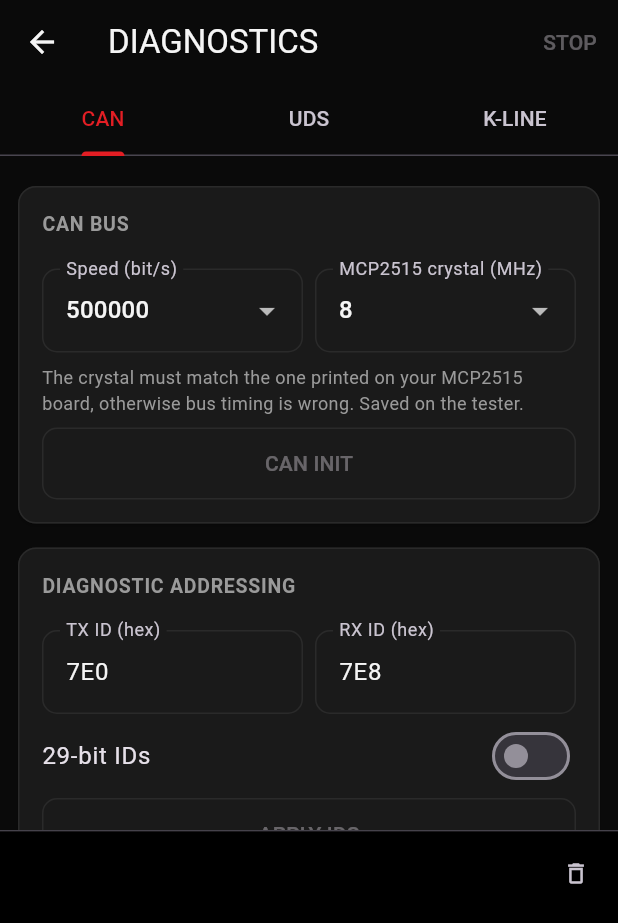
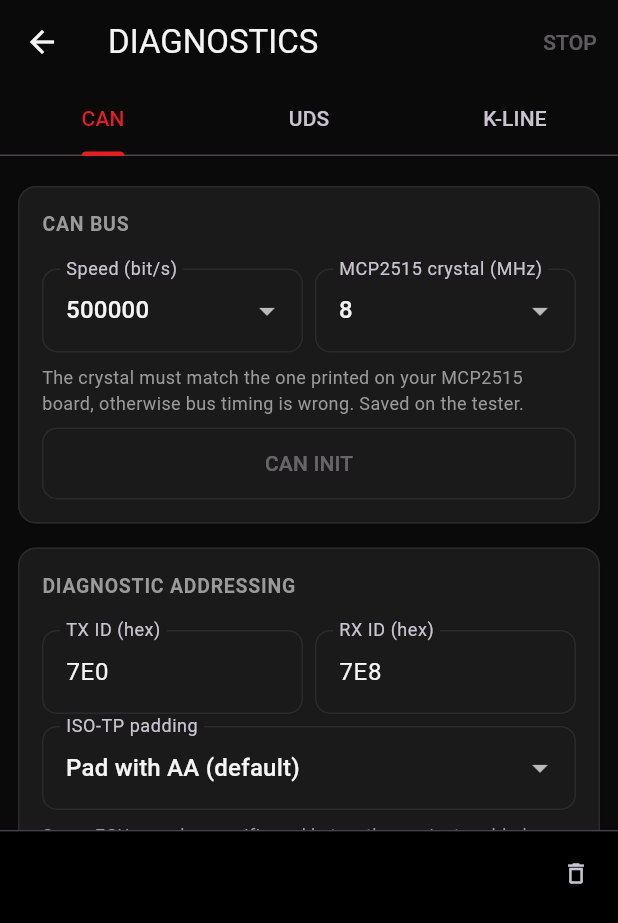
Before and after one commit to kalivoid2047/TIFF_TESTER_PRO_SD, a Flutter app: the screen it shows after launch, scrolled down 576 dp, after a tap on "OPEN DIAGNOSTICS", on a phone screen of 412 x 824 dp. Shown: the top 923 px of the screen. Run offline on Flutter 3.47's test engine with Material 3 defaults, Android fonts, the phone set to English and light mode, and no system bars; our stand-ins replace flutter_blue_plus, pdf, permission_handler, printing, shared_preferences; missing offline and left inert: flutter_bluetooth_classic_serial.

Commit message:
Fix ESP32 compile; configurable ISO-TP padding, unverified-address warnings, V2 handling
Fix: declare klineError/isotpPadByte/isotpPadding extern in diag_engine.ino
(Arduino tab order broke the previous push's ESP32 build).
Padding: per-module can_pad_byte/can_padding, CAN_CONFIG 4th arg, app UI.
Addressing: no unverified IDs in the example profile; warn when defaults
are used. INI parser now ignores comment lines and matches at line start.
V2: app disables diagnostics/aux relays/polarity and shows n/a for fields
the V2 firmware does not report.

Co-Authored-By: Claude Sonnet 5.5 <noreply@anthropic.com>

```diff
--- a/Mobile_App/lib/models/module_profile.dart
+++ b/Mobile_App/lib/models/module_profile.dart
@@ -19,6 +19,11 @@ class ModuleProfile {
   /// True if the module uses 29-bit CAN IDs. Written to the SD profile's
   /// `can_extended=`; the firmware defaults to 11-bit.
   final bool canExtended;
+
+  /// ISO-TP padding: empty = firmware default (pad with AA), a hex byte
+  /// (e.g. `00`, `55`), or `none` to send short frames. ECUs differ; written
+  /// to the SD profile's `can_pad_byte=` / `can_padding=`.
+  final String canPadding;
 
   /// K-Line ECU/tester addresses as hex (e.g. `33`, `F1`).
   final String klineTarget;
@@ -55,6 +60,7 @@ class ModuleProfile {
     this.canRxId = '',
     this.klineBaud = '',
     this.canExtended = false,
+    this.canPadding = '',
     this.klineTarget = '',
     this.klineSource = '',
     this.minVoltage = '',
@@ -84,6 +90,7 @@ class ModuleProfile {
     String? canRxId,
     String? klineBaud,
     bool? canExtended,
+    String? canPadding,
     String? klineTarget,
     String? klineSource,
     String? minVoltage,
@@ -114,6 +121,7 @@ class ModuleProfile {
         canRxId: canRxId ?? this.canRxId,
         klineBaud: klineBaud ?? this.klineBaud,
         canExtended: canExtended ?? this.canExtended,
+        canPadding: canPadding ?? this.canPadding,
         klineTarget: klineTarget ?? this.klineTarget,
         klineSource: klineSource ?? this.klineSource,
         minVoltage: minVoltage ?? this.minVoltage,
@@ -153,6 +161,7 @@ class ModuleProfile {
         'canRxId': canRxId,
         'klineBaud': klineBaud,
         'canExtended': canExtended,
+        'canPadding': canPadding,
         'klineTarget': klineTarget,
         'klineSource': klineSource,
         'minVoltage': minVoltage,
@@ -183,6 +192,7 @@ class ModuleProfile {
         canRxId: json['canRxId'] as String? ?? '',
         klineBaud: json['klineBaud'] as String? ?? '',
         canExtended: json['canExtended'] as bool? ?? false,
+        canPadding: json['canPadding'] as String? ?? '',
         klineTarget: json['klineTarget'] as String? ?? '',
         klineSource: json['klineSource'] as String? ?? '',
         minVoltage: json['minVoltage'] as String? ?? '',
--- a/Mobile_App/lib/screens/diagnostics_screen.dart
+++ b/Mobile_App/lib/screens/diagnostics_screen.dart
@@ -27,6 +27,7 @@ class _DiagnosticsScreenState extends State<DiagnosticsScreen> {
   final _canTx = TextEditingController(text: '7E0');
   final _canRx = TextEditingController(text: '7E8');
   bool _canExt = false;
+  String _canPad = 'AA'; // hex byte, or NONE for no padding
   bool _canMonitor = false;
   final _rawCanId = TextEditingController(text: '7E0');
   final _rawCanData = TextEditingController();
@@ -73,6 +74,12 @@ class _DiagnosticsScreenState extends State<DiagnosticsScreen> {
     }
     if (m.canRxId.isNotEmpty) _canRx.text = m.canRxId;
     _canExt = m.canExtended;
+    final pad = m.canPadding.trim().toUpperCase();
+    if (pad == 'NONE' || pad == '0') {
+      _canPad = 'NONE';
+    } else if (RegExp(r'^[0-9A-F]{1,2}$').hasMatch(pad)) {
+      _canPad = pad.padLeft(2, '0');
+    }
     final kb = int.tryParse(m.klineBaud);
     if (kb == 9600 || kb == 10400) _kBaud = kb!;
     if (m.klineTarget.isNotEmpty) _kTarget.text = m.klineTarget;
@@ -141,7 +148,9 @@ class _DiagnosticsScreenState extends State<DiagnosticsScreen> {
   @override
   Widget build(BuildContext context) {
     final app = context.watch<AppState>();
-    final connected = app.isConnected;
+    final classic = app.isClassic;
+    // The V2 Bluetooth Classic firmware has no diagnostics engine.
+    final connected = app.isConnected && !classic;
 
     return DefaultTabController(
       length: 3,
@@ -167,6 +176,18 @@ class _DiagnosticsScreenState extends State<DiagnosticsScreen> {
         ),
         body: Column(
           children: [
+            if (classic)
+              Container(
+                width: double.infinity,
+                color: AppColors.warning.withValues(alpha: 0.15),
+                padding: const EdgeInsets.all(12),
+                child: const Text(
+                  'Diagnostics need the BLE firmware (TiffTester). The '
+                  'connected V2 Bluetooth Classic board has no diagnostics '
+                  'engine, so these controls are disabled.',
+                  style: TextStyle(color: AppColors.warning, fontSize: 12),
+                ),
+              ),
             Expanded(
               flex: 5,
               child: TabBarView(children: [
@@ -292,6 +313,23 @@ class _DiagnosticsScreenState extends State<DiagnosticsScreen> {
           title: 'Diagnostic addressing',
           child: Column(crossAxisAlignment: CrossAxisAlignment.stretch, children: [
             _row([_field(_canTx, 'TX ID (hex)'), _field(_canRx, 'RX ID (hex)')]),
+            const SizedBox(height: 8),
+            DropdownButtonFormField<String>(
+              initialValue: ['AA', '00', '55', 'CC', 'NONE'].contains(_canPad)
+                  ? _canPad
+                  : 'AA',
+              decoration: const InputDecoration(labelText: 'ISO-TP padding'),
+              items: const [
+                DropdownMenuItem(value: 'AA', child: Text('Pad with AA (default)')),
+                DropdownMenuItem(value: '00', child: Text('Pad with 00')),
+                DropdownMenuItem(value: '55', child: Text('Pad with 55')),
+                DropdownMenuItem(value: 'CC', child: Text('Pad with CC')),
+                DropdownMenuItem(value: 'NONE', child: Text('No padding (short frames)')),
+              ],
+              onChanged: (v) => setState(() => _canPad = v ?? 'AA'),
+            ),
+            _note('Some ECUs need a specific pad byte, others reject padded '
+                'frames. If requests time out with correct IDs, try the others.'),
             SwitchListTile(
               contentPadding: EdgeInsets.zero,
               title: const Text('29-bit IDs'),
@@ -302,7 +340,7 @@ class _DiagnosticsScreenState extends State<DiagnosticsScreen> {
                 'APPLY IDS',
                 connected
                     ? () => _send(
-                        'CAN_CONFIG:${_hex(_canTx)},${_hex(_canRx)},${_canExt ? 1 : 0}')
+                        'CAN_CONFIG:${_hex(_canTx)},${_hex(_canRx)},${_canExt ? 1 : 0},$_canPad')
                     : null),
           ]),
         ),
--- a/Mobile_App/lib/state/app_state.dart
+++ b/Mobile_App/lib/state/app_state.dart
@@ -161,6 +161,11 @@ class AppState extends ChangeNotifier {
   }
 
   bool get isConnected => connectionState == AppConnectionState.connected;
+
+  /// True when connected over the V2 Bluetooth Classic link. That firmware
+  /// only reports voltage/current/relay state and has no auxiliary relays,
+  /// polarity control or diagnostics engine.
+  bool get isClassic => ble.isClassic;
 
   Future<void> powerOn() => ble.sendCommand('POWER_ON');
   Future<void> powerOff() => ble.sendCommand('POWER_OFF');
@@ -379,6 +384,7 @@ class AppState extends ChangeNotifier {
       canRxId: copy.canRxId,
       klineBaud: copy.klineBaud,
       canExtended: copy.canExtended,
+      canPadding: copy.canPadding,
       klineTarget: copy.klineTarget,
       klineSource: copy.klineSource,
       minVoltage: copy.minVoltage,
--- a/Mobile_App/lib/widgets/live_data_card.dart
+++ b/Mobile_App/lib/widgets/live_data_card.dart
@@ -22,10 +22,17 @@ class LiveDataCard extends StatelessWidget {
   Widget build(BuildContext context) {
     final app = context.watch<AppState>();
     final connected = app.isConnected;
+    // The V2 Bluetooth Classic firmware reports only voltage/current/relay,
+    // so position, temperature and the readiness flags are "n/a", not zero
+    // or NOT READY.
+    final classic = connected && app.isClassic;
     final s = app.nanoStatus;
 
-    String val(double v, int digits, String unit) =>
-        connected ? '${v.toStringAsFixed(digits)} $unit' : '-- $unit';
+    String val(double v, int digits, String unit, {bool reported = true}) {
+      if (!connected) return '-- $unit';
+      if (!reported) return 'n/a';
+      return '${v.toStringAsFixed(digits)} $unit';
+    }
 
     final String system;
     final Color systemColor;
@@ -46,8 +53,8 @@ class LiveDataCard extends StatelessWidget {
     Widget ready(String label, bool ok, {String bad = 'NOT READY'}) =>
         StatusRow(
           label: label,
-          value: !connected ? '--' : (ok ? 'READY' : bad),
-          valueColor: !connected
+          value: !connected ? '--' : (classic ? 'n/a' : (ok ? 'READY' : bad)),
+          valueColor: (!connected || classic)
               ? AppColors.textSecondary
               : (ok ? AppColors.success : AppColors.warning),
         );
@@ -60,8 +67,12 @@ class LiveDataCard extends StatelessWidget {
           StatusRow(label: 'Supply voltage', value: val(s.supplyV, 1, 'V')),
           StatusRow(label: 'DUT voltage', value: val(s.dutV, 1, 'V')),
           StatusRow(label: 'DUT current', value: val(s.currentA, 2, 'A')),
-          StatusRow(label: 'Position', value: val(s.positionPct, 0, '%')),
-          StatusRow(label: 'Temperature', value: val(s.tempC, 1, '°C')),
+          StatusRow(
+              label: 'Position',
+              value: val(s.positionPct, 0, '%', reported: !classic)),
+          StatusRow(
+              label: 'Temperature',
+              value: val(s.tempC, 1, '°C', reported: !classic)),
           const Divider(height: 24),
           ready('CAN', s.canReady),
           ready('K-LINE', s.klineReady),
```
Also changed, not shown: Mobile_App/lib/screens/controls_screen.dart (+13 -7 lines), Mobile_App/lib/screens/module_form_screen.dart (+11 -0 lines), 6 other files.
